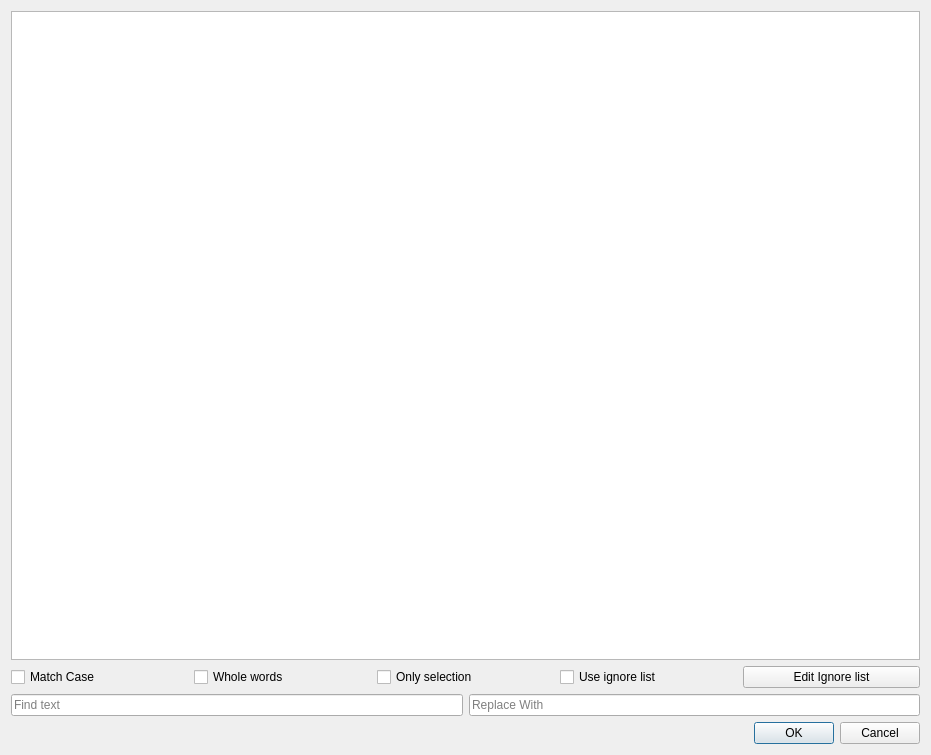
dertwist/Hammer5Tools, file find_and_replace/main.ui: the form before one commit.
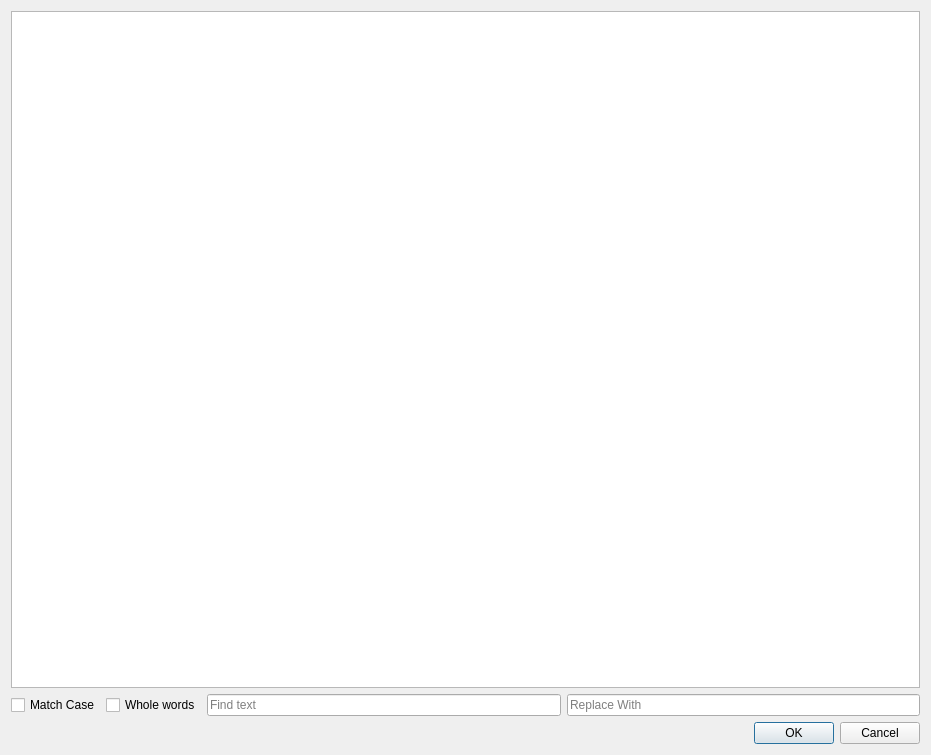
The form after the commit.

What changed in the file:
```diff
--- a/find_and_replace/main.ui
+++ b/find_and_replace/main.ui
@@ -20,7 +20,10 @@
       <widget class="QPlainTextEdit" name="viewport_QplainText"/>
      </item>
      <item>
-      <layout class="QHBoxLayout" name="horizontalLayout">
+      <layout class="QHBoxLayout" name="horizontalLayout_2"/>
+     </item>
+     <item>
+      <layout class="QHBoxLayout" name="horizontalLayout_3">
        <item>
         <widget class="QCheckBox" name="match_case_checkBox">
          <property name="text">
@@ -35,34 +38,6 @@
          </property>
         </widget>
        </item>
-       <item>
-        <widget class="QCheckBox" name="only_selection_checkBox">
-         <property name="text">
-          <string>Only selection</string>
-         </property>
-        </widget>
-       </item>
-       <item>
-        <widget class="QCheckBox" name="user_ignore_list_checkBox">
-         <property name="text">
-          <string>Use ignore list</string>
-         </property>
-        </widget>
-       </item>
-       <item>
-        <widget class="QPushButton" name="edit_ignore_list_button">
-         <property name="text">
-          <string>Edit Ignore list</string>
-         </property>
-        </widget>
-       </item>
-      </layout>
-     </item>
-     <item>
-      <layout class="QHBoxLayout" name="horizontalLayout_2"/>
-     </item>
-     <item>
-      <layout class="QHBoxLayout" name="horizontalLayout_3">
        <item>
         <widget class="QLineEdit" name="find_text_lineEdit">
          <property name="text">
```
